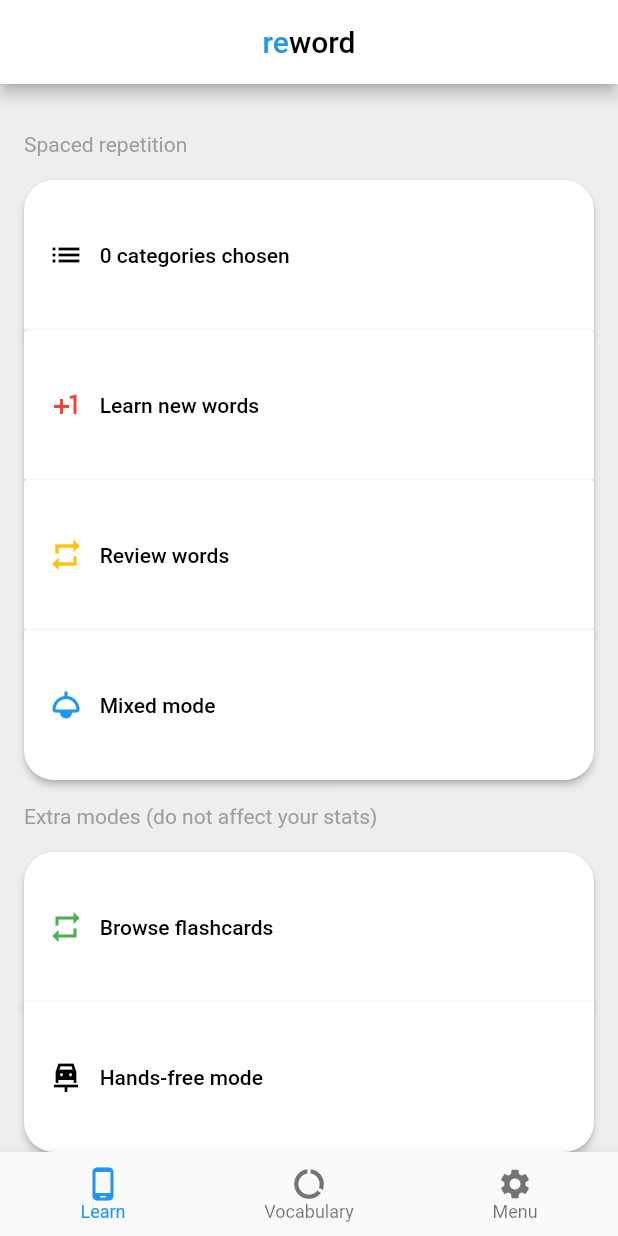
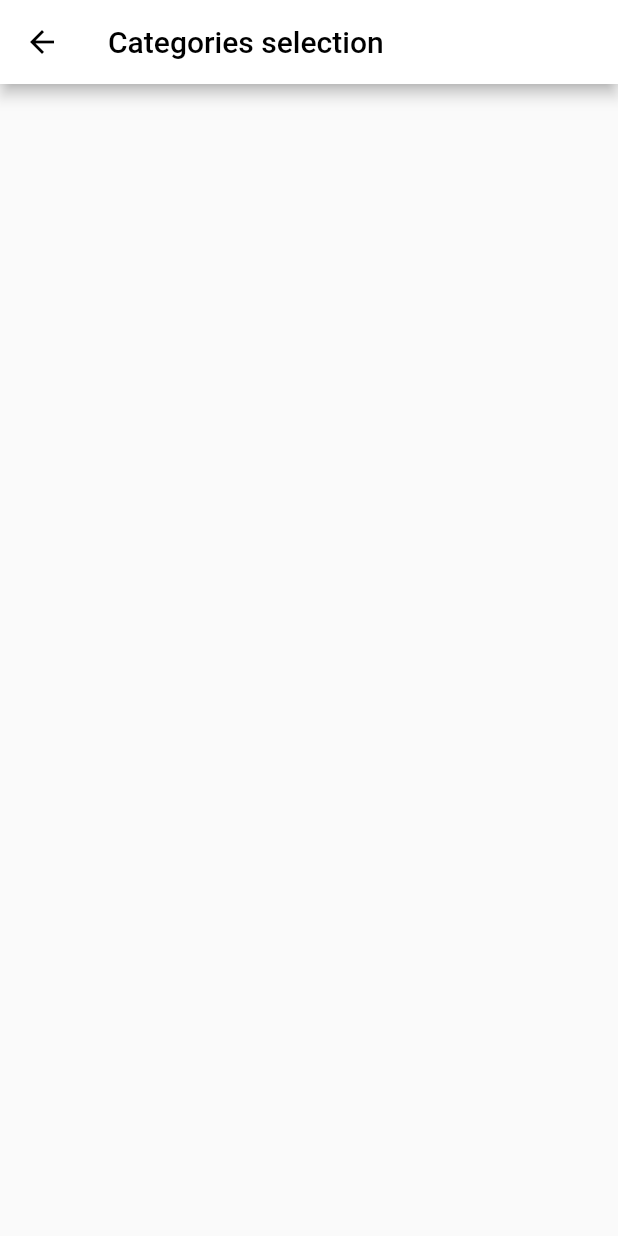
Before and after one commit to CoolichWithYou/reword_flutter_copy, a Flutter app: the screen it shows after launch, after a tap on "0 categories chosen", on a phone screen of 412 x 824 dp. Run offline on Flutter 3.47's test engine with Material 2 defaults, Android fonts, the phone set to English and light mode, and no system bars; our stand-ins replace syncfusion_flutter_charts.

Commit message:
added categories page
added new route

```diff
--- /dev/null
+++ b/lib/pages/categories.dart
@@ -0,0 +1,24 @@
+import 'package:flutter/material.dart';
+
+class Categories extends StatefulWidget {
+  const Categories({Key? key}) : super(key: key);
+
+  @override
+  _CategoriesState createState() => _CategoriesState();
+}
+
+class _CategoriesState extends State<Categories> {
+  @override
+  Widget build(BuildContext context) {
+    return Scaffold(
+      appBar: AppBar(
+        iconTheme: IconThemeData(color: Colors.black),
+        title: Text(
+          'Categories selection',
+          style: TextStyle(color: Colors.black),
+        ),
+        backgroundColor: Colors.white,
+      ),
+    );
+  }
+}
--- a/lib/pages/learn.dart
+++ b/lib/pages/learn.dart
@@ -1,5 +1,6 @@
 import 'package:flutter/material.dart';
 import 'package:syncfusion_flutter_charts/charts.dart';
+import 'categories.dart';
 
 class Learn extends StatefulWidget {
   const Learn({Key? key}) : super(key: key);
@@ -31,7 +32,10 @@
                 minWidth: 200.0,
                 height: 100.0,
                 child: RaisedButton(
-                  onPressed: () {},
+                  onPressed: () {
+                    Navigator.push(context,
+                        MaterialPageRoute(builder: (context) => Categories()));
+                  },
                   shape: RoundedRectangleBorder(
                       borderRadius:
                           BorderRadius.vertical(top: Radius.circular(20))),
```
